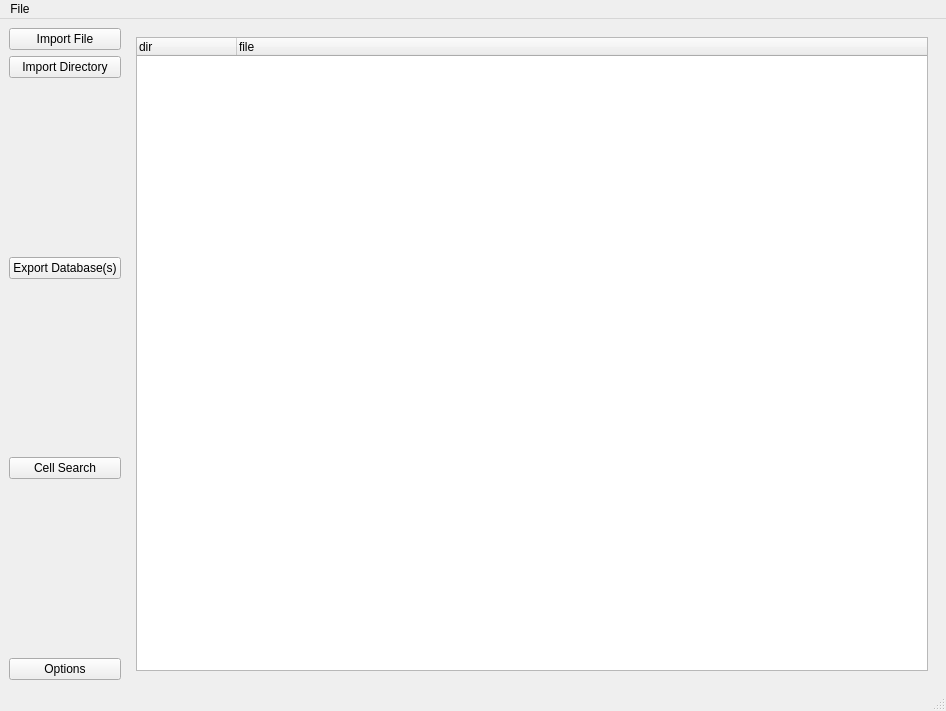
dkratzert/StructureFinder, file stdb_main.ui: the form before one commit.
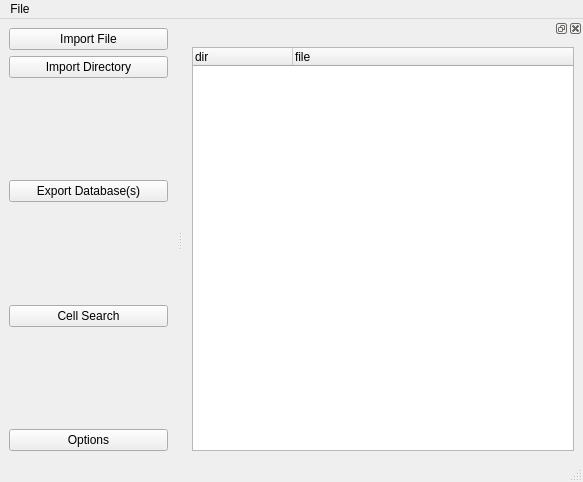
The form after the commit.

Diff of the .ui file:
```diff
--- a/stdb_main.ui
+++ b/stdb_main.ui
@@ -7,8 +7,8 @@
    <rect>
     <x>0</x>
     <y>0</y>
-    <width>946</width>
-    <height>711</height>
+    <width>583</width>
+    <height>482</height>
    </rect>
   </property>
   <property name="windowTitle">
@@ -18,6 +18,9 @@
    <layout class="QHBoxLayout" name="horizontalLayout">
     <item>
      <layout class="QVBoxLayout" name="verticalLayout">
+      <property name="sizeConstraint">
+       <enum>QLayout::SetDefaultConstraint</enum>
+      </property>
       <item>
        <widget class="QPushButton" name="importFileButton">
         <property name="text">
@@ -94,35 +97,6 @@
       </item>
      </layout>
     </item>
-    <item>
-     <widget class="QStackedWidget" name="stackedWidget">
-      <widget class="QWidget" name="page">
-       <layout class="QVBoxLayout" name="verticalLayout_2">
-        <item>
-         <widget class="QTreeWidget" name="cifs_treeWidget">
-          <property name="sizePolicy">
-           <sizepolicy hsizetype="Preferred" vsizetype="Preferred">
-            <horstretch>0</horstretch>
-            <verstretch>0</verstretch>
-           </sizepolicy>
-          </property>
-          <column>
-           <property name="text">
-            <string>dir</string>
-           </property>
-          </column>
-          <column>
-           <property name="text">
-            <string>file</string>
-           </property>
-          </column>
-         </widget>
-        </item>
-       </layout>
-      </widget>
-      <widget class="QWidget" name="page_2"/>
-     </widget>
-    </item>
    </layout>
   </widget>
   <widget class="QMenuBar" name="menubar">
@@ -130,7 +104,7 @@
     <rect>
      <x>0</x>
      <y>0</y>
-     <width>946</width>
+     <width>583</width>
      <height>22</height>
     </rect>
    </property>
@@ -143,6 +117,50 @@
    <addaction name="fileMenu"/>
   </widget>
   <widget class="QStatusBar" name="statusbar"/>
+  <widget class="QDockWidget" name="dataDock">
+   <property name="sizePolicy">
+    <sizepolicy hsizetype="Preferred" vsizetype="Preferred">
+     <horstretch>0</horstretch>
+     <verstretch>0</verstretch>
+    </sizepolicy>
+   </property>
+   <property name="minimumSize">
+    <size>
+     <width>400</width>
+     <height>345</height>
+    </size>
+   </property>
+   <property name="floating">
+    <bool>false</bool>
+   </property>
+   <attribute name="dockWidgetArea">
+    <number>2</number>
+   </attribute>
+   <widget class="QWidget" name="dockWidgetContents_3">
+    <layout class="QVBoxLayout" name="verticalLayout_2">
+     <item>
+      <widget class="QTreeWidget" name="cifs_treeWidget">
+       <property name="sizePolicy">
+        <sizepolicy hsizetype="Preferred" vsizetype="Preferred">
+         <horstretch>0</horstretch>
+         <verstretch>0</verstretch>
+        </sizepolicy>
+       </property>
+       <column>
+        <property name="text">
+         <string>dir</string>
+        </property>
+       </column>
+       <column>
+        <property name="text">
+         <string>file</string>
+        </property>
+       </column>
+      </widget>
+     </item>
+    </layout>
+   </widget>
+  </widget>
   <action name="actionExit">
    <property name="text">
     <string>Exit</string>
```
